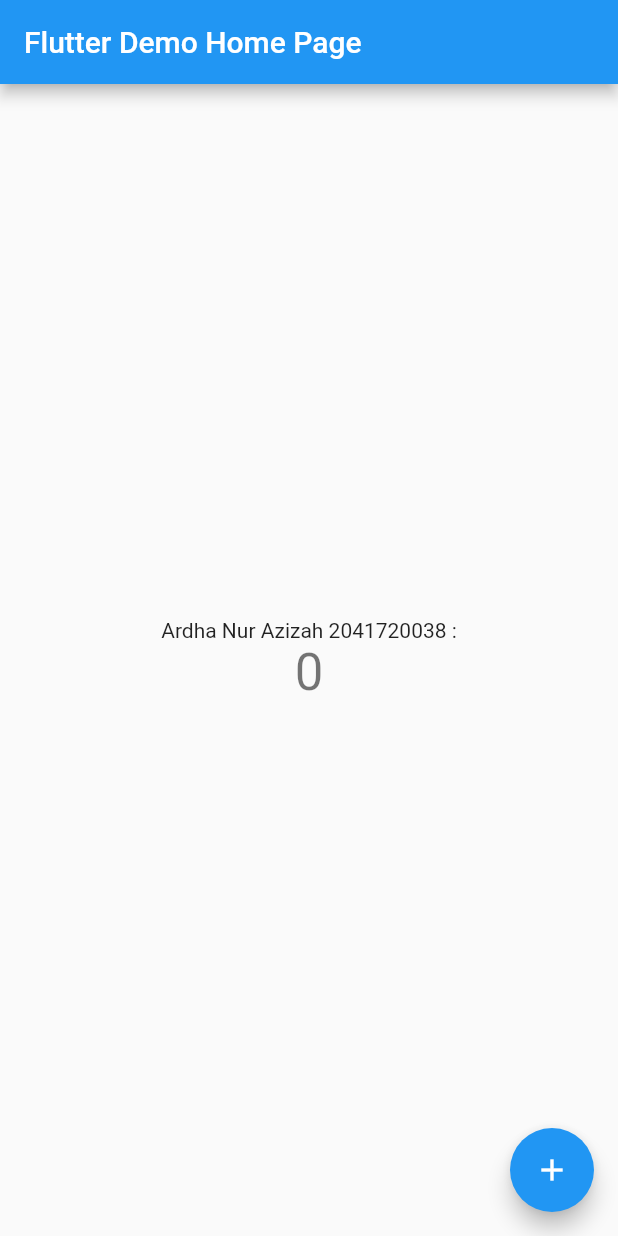
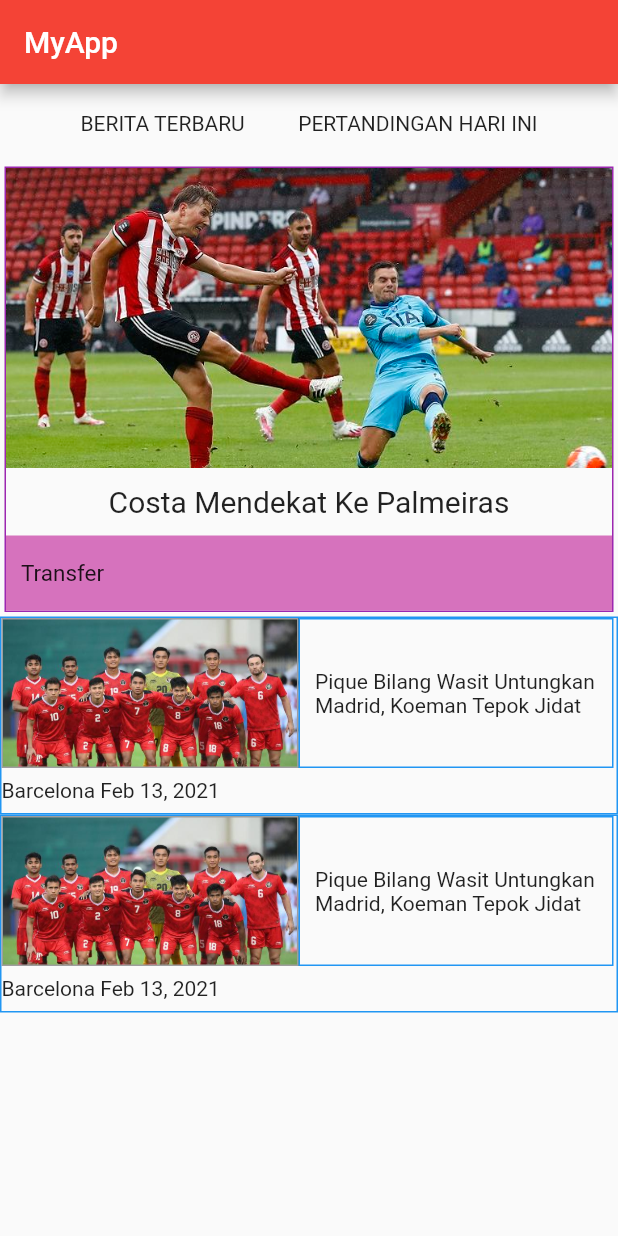
Before and after one commit to ardhanurazizah/flutter1, a Flutter app: the screen it shows after launch, on a phone screen of 412 x 824 dp. Run offline on Flutter 3.47's test engine with Material 2 defaults, Android fonts, the phone set to English and light mode, and no system bars.

Commit message:
Layouting Sederhana

```diff
--- a/lib/main.dart
+++ b/lib/main.dart
@@ -13,33 +13,15 @@ class MyApp extends StatelessWidget {
     return MaterialApp(
       title: 'Flutter Demo',
       theme: ThemeData(
-        // This is the theme of your application.
-        //
-        // Try running your application with "flutter run". You'll see the
-        // application has a blue toolbar. Then, without quitting the app, try
-        // changing the primarySwatch below to Colors.green and then invoke
-        // "hot reload" (press "r" in the console where you ran "flutter run",
-        // or simply save your changes to "hot reload" in a Flutter IDE).
-        // Notice that the counter didn't reset back to zero; the application
-        // is not restarted.
-        primarySwatch: Colors.blue,
+        primarySwatch: Colors.red,
       ),
-      home: const MyHomePage(title: 'Flutter Demo Home Page'),
+      home: const MyHomePage(title: 'MyApp'),
     );
   }
 }
 
 class MyHomePage extends StatefulWidget {
   const MyHomePage({super.key, required this.title});
-
-  // This widget is the home page of your application. It is stateful, meaning
-  // that it has a State object (defined below) that contains fields that affect
-  // how it looks.
-
-  // This class is the configuration for the state. It holds the values (in this
-  // case the title) provided by the parent (in this case the App widget) and
-  // used by the build method of the State. Fields in a Widget subclass are
-  // always marked "final".
 
   final String title;
 
@@ -52,11 +34,6 @@ class _MyHomePageState extends State<MyHomePage> {
 
   void _incrementCounter() {
     setState(() {
-      // This call to setState tells the Flutter framework that something has
-      // changed in this State, which causes it to rerun the build method below
-      // so that the display can reflect the updated values. If we changed
-      // _counter without calling setState(), then the build method would not be
-      // called again, and so nothing would appear to happen.
       _counter++;
     });
   }
@@ -71,45 +48,146 @@ class _MyHomePageState extends State<MyHomePage> {
     // than having to individually change instances of widgets.
     return Scaffold(
         appBar: AppBar(
-        // Here we take the value from the MyHomePage object that was created by
-        // the App.build method, and use it to set our appbar title.
           title: Text(widget.title),
         ),
-      body: Center(
-        // Center is a layout widget. It takes a single child and positions it
-        // in the middle of the parent.
+        body: ListView(
+          children: <Widget>[
+            Container(
+              alignment: Alignment.topCenter,
+              margin: const EdgeInsets.all(16),
+              padding: const EdgeInsets.all(2),
               child: Column(
-          // Column is also a layout widget. It takes a list of children and
-          // arranges them vertically. By default, it sizes itself to fit its
-          // children horizontally, and tries to be as tall as its parent.
-          //
-          // Invoke "debug painting" (press "p" in the console, choose the
-          // "Toggle Debug Paint" action from the Flutter Inspector in Android
-          // Studio, or the "Toggle Debug Paint" command in Visual Studio Code)
-          // to see the wireframe for each widget.
-          //
-          // Column has various properties to control how it sizes itself and
-          // how it positions its children. Here we use mainAxisAlignment to
-          // center the children vertically; the main axis here is the vertical
-          // axis because Columns are vertical (the cross axis would be
-          // horizontal).
-          mainAxisAlignment: MainAxisAlignment.center,
                 children: <Widget>[
-            const Text(
-              'Ardha Nur Azizah 2041720038 :',
+                  Row(
+                    mainAxisAlignment: MainAxisAlignment.spaceEvenly,
+                    children: const <Widget>[
+                      Text('BERITA TERBARU'),
+                      Text('PERTANDINGAN HARI INI'),
+                    ],
+                  )
+                ],
               ),
-            Text(
-              '$_counter',
-              style: Theme.of(context).textTheme.headline4,
+            ),
+            Container(
+              margin: const EdgeInsets.all(3),
+              decoration: BoxDecoration(
+                border: Border.all(color: Colors.purple),
+              ),
+              child: Column(
+                children: <Widget>[
+                  Container(
+                    height: 200,
+                    decoration: const BoxDecoration(
+                      image: DecorationImage(
+                        fit: BoxFit.fitWidth,
+                        image: AssetImage('assets/images/foto.jpg'),
+                      ),
+                    ),
+                  ),
+                  Container(
+                    height: 45,
+                    alignment: Alignment.center,
+                    child: const Text(
+                      'Costa Mendekat Ke Palmeiras',
+                      style: TextStyle(fontSize: 20),
+                    ),
+                  ),
+                  Container(
+                    height: 50,
+                    padding: const EdgeInsets.all(10),
+                    color: Color.fromARGB(255, 214, 114, 189),
+                    alignment: Alignment.centerLeft,
+                    child: const Text(
+                      'Transfer',
+                      style: TextStyle(fontSize: 15),
+                    ),
+                  )
+                ],
+              ),
+            ),
+            Container(
+              decoration: BoxDecoration(
+                border: Border.all(color: Colors.blue),
+              ),
+              child: Column(children: <Widget>[
+                Container(
+                  child: Row(
+                    children: <Widget>[
+                      Container(
+                        width: 198,
+                        height: 100,
+                        decoration: BoxDecoration(
+                          border: Border.all(color: Colors.grey),
+                          image: const DecorationImage(
+                            alignment: Alignment.topCenter,
+                            fit: BoxFit.fitWidth,
+                            image: AssetImage('assets/images/foto1.png'),
+                          ),
+                        ),
+                      ),
+                      Container(
+                        height: 100,
+                        width: 210,
+                        padding: const EdgeInsets.all(10),
+                        alignment: Alignment.center,
+                        decoration: BoxDecoration(
+                          border: Border.all(color: Colors.blue),
+                        ),
+                        child: const Text(
+                            'Pique Bilang Wasit Untungkan Madrid, Koeman Tepok Jidat'),
                       ),
                     ],
                   ),
                 ),
-      floatingActionButton: FloatingActionButton(
-        onPressed: _incrementCounter,
-        tooltip: 'Increment',
-        child: const Icon(Icons.add),
-      ), // This trailing comma makes auto-formatting nicer for build methods.
-    );
+                Container(
+                  height: 30,
+                  alignment: Alignment.centerLeft,
+                  child: const Text('Barcelona Feb 13, 2021'),
+                )
+              ]),
+            ),
+            Container(
+              decoration: BoxDecoration(
+                border: Border.all(color: Colors.blue),
+              ),
+              child: Column(children: <Widget>[
+                Container(
+                  child: Row(
+                    children: <Widget>[
+                      Container(
+                        width: 198,
+                        height: 100,
+                        decoration: BoxDecoration(
+                          border: Border.all(color: Colors.grey),
+                          image: const DecorationImage(
+                            alignment: Alignment.topCenter,
+                            fit: BoxFit.fitWidth,
+                            image: AssetImage('assets/images/foto1.png'),
+                          ),
+                        ),
+                      ),
+                      Container(
+                        height: 100,
+                        width: 210,
+                        padding: const EdgeInsets.all(10),
+                        alignment: Alignment.center,
+                        decoration: BoxDecoration(
+                          border: Border.all(color: Colors.blue),
+                        ),
+                        child: const Text(
+                            'Pique Bilang Wasit Untungkan Madrid, Koeman Tepok Jidat'),
+                      ),
+                    ],
+                  ),
+                ),
+                Container(
+                  height: 30,
+                  alignment: Alignment.centerLeft,
+                  child: const Text('Barcelona Feb 13, 2021'),
+                )
+              ]),
+            ),
+          ],
+        ));
   }
 }
--- a/pubspec.yaml
+++ b/pubspec.yaml
@@ -58,6 +58,9 @@ flutter:
   # included with your application, so that you can use the icons in
   # the material Icons class.
   uses-material-design: true
+  assets:
+  - assets/images/foto.jpg
+  - assets/images/foto1.png
 
   # To add assets to your application, add an assets section, like this:
   # assets:
```
Also changed, not shown: assets/images/foto.jpg (added), assets/images/foto1.png (added). Lines whose indentation alone changed are shown as unchanged.
